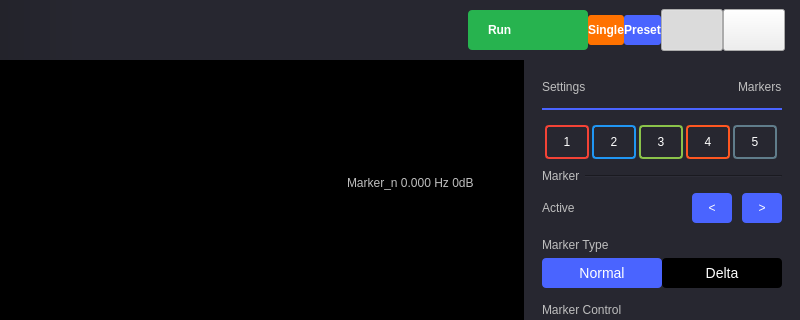
The window that ui/spectrum_analyzer.ui (analogdevicesinc/scopy) describes before a commit, drawn with Qt 5; both pictures show x 0 to 800 and y 0 to 320 of the 800 by 553 pixel window.
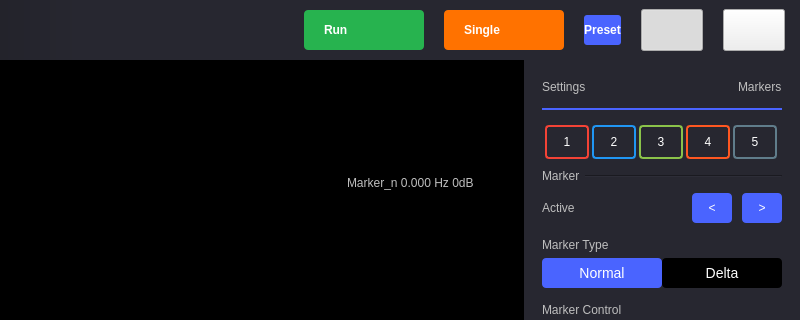
The same window after the commit. Icons and pictures are not drawn. Custom widgets are drawn as their Qt base class.

Commit message: SpectrumAnalyzer: Implement single-shot capture

Diff of the .ui file:
```diff
--- a/ui/spectrum_analyzer.ui
+++ b/ui/spectrum_analyzer.ui
@@ -100,11 +100,14 @@
       <item>
        <layout class="QHBoxLayout" name="hLayoutTopBar">
         <property name="spacing">
-         <number>0</number>
+         <number>20</number>
         </property>
         <property name="topMargin">
          <number>9</number>
         </property>
+        <property name="rightMargin">
+         <number>15</number>
+        </property>
         <property name="bottomMargin">
          <number>9</number>
         </property>
@@ -196,27 +199,54 @@
         </item>
         <item>
          <widget class="QPushButton" name="btnSingle">
+          <property name="minimumSize">
+           <size>
+            <width>0</width>
+            <height>0</height>
+           </size>
+          </property>
+          <property name="layoutDirection">
+           <enum>Qt::RightToLeft</enum>
+          </property>
           <property name="styleSheet">
            <string notr="true">QPushButton {
-color: white;
-background-color: #FF7200;
-font-family: &quot;monospace&quot;;
-font-weight: bold;
-height: 30px;
-border-width: 0px;
-border-radius: 3px;
-min-width: 6em;
+  width: 80px;
+  height: 40px;
+  border-radius: 4px;
+  background-color: #ff7200;
+  color: white;
+  font-family: &quot;monospace&quot;;
+  font-weight: bold;
+
+  text-align: left;
+  padding-left: 20px;
+  padding-right: 20px;
+  qproperty-text: &quot;Single&quot;;
 }
+
+QPushButton[running=true] {
+  qproperty-text: &quot;Stop&quot;;
+  background-color: #F45000;
+}
+
 QPushButton:disabled {
-background-color: grey;
-}
-QPushButton:checked {
-background-color: #F45000;
+  background-color: grey;
 }</string>
           </property>
           <property name="text">
            <string>Single</string>
           </property>
+          <property name="icon">
+           <iconset>
+            <normalon>:/icons/ico-oneshot.svg</normalon>
+           </iconset>
+          </property>
+          <property name="iconSize">
+           <size>
+            <width>10</width>
+            <height>10</height>
+           </size>
+          </property>
           <property name="checkable">
            <bool>true</bool>
           </property>
@@ -337,22 +367,6 @@
           </property>
          </widget>
         </item>
-        <item>
-         <spacer name="horizontalSpacer_3">
-          <property name="orientation">
-           <enum>Qt::Horizontal</enum>
-          </property>
-          <property name="sizeType">
-           <enum>QSizePolicy::Fixed</enum>
-          </property>
-          <property name="sizeHint" stdset="0">
-           <size>
-            <width>15</width>
-            <height>0</height>
-           </size>
-          </property>
-         </spacer>
-        </item>
        </layout>
       </item>
       <item>
@@ -1764,17 +1778,17 @@
    <header>menu_anim.hpp</header>
    <container>1</container>
   </customwidget>
-  <customwidget>
-   <class>adiscope::PositionSpinButton</class>
-   <extends>QWidget</extends>
-   <header>spinbox_a.hpp</header>
-   <container>1</container>
-  </customwidget>
   <customwidget>
    <class>adiscope::CustomPushButton</class>
    <extends>QPushButton</extends>
    <header>customPushButton.hpp</header>
   </customwidget>
+  <customwidget>
+   <class>adiscope::PositionSpinButton</class>
+   <extends>QWidget</extends>
+   <header>spinbox_a.hpp</header>
+   <container>1</container>
+  </customwidget>
  </customwidgets>
  <resources>
   <include location="../resources/resources.qrc"/>
```
The commit also changes 2 other files.
